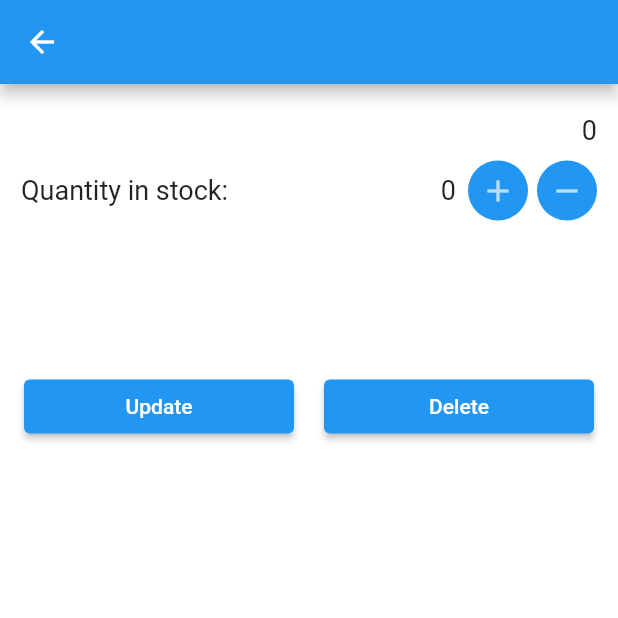
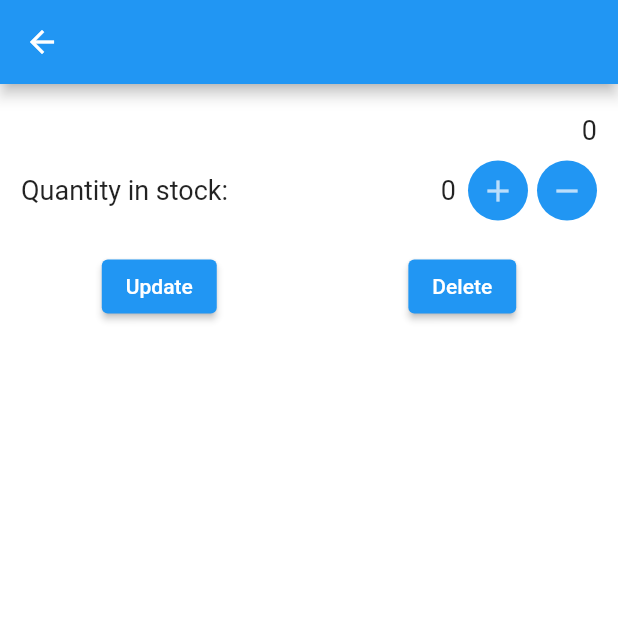
Before and after one commit to Prozest/ingredient_butler1, a Flutter app: the AdminViewMenuState screen opened directly with empty values, on a phone screen of 412 x 824 dp, the top half of it. Run offline on Flutter 3.47's test engine with Material 2 defaults, Android fonts, the light colour scheme and no system bars; our stand-ins replace cloud_firestore, email_validator, firebase_auth, firebase_core, firebase_database, get; accounts and stored records are empty.

Commit message:
second presentation

```diff
--- a/lib/admin/admin_view_menu_item.dart
+++ b/lib/admin/admin_view_menu_item.dart
@@ -103,10 +103,10 @@ class menuItemDetailsPage extends StatelessWidget {
               )
             ],
           ),
-          const SizedBox(height: 100),
+          const SizedBox(height: 20),
           SizedBox(
             width: double.infinity,
-            child: Row(mainAxisAlignment: MainAxisAlignment.center, children: [
+            child: Row(mainAxisAlignment: MainAxisAlignment.spaceEvenly, children: [
               updateButton(context),
               const SizedBox(
                 width: 20,
@@ -205,24 +205,19 @@ class menuItemDetailsPage extends StatelessWidget {
             icon: const Icon(Icons.remove)));
   }
 
-  SizedBox updateButton(BuildContext context) {
-    return SizedBox(
-      width: 180,
-      child: ElevatedButton(
+  Widget updateButton(BuildContext context) {
+    return ElevatedButton(
         onPressed: () {
           Navigator.push(
               context,
               MaterialPageRoute(
                   builder: (context) => AdminUpdateItemState(menuItem.id)));
         },
-          child: const Text("Update")),
-    );
+        child: const Text("Update"));
   }
 
-  SizedBox deleteButton(BuildContext context) {
-    return SizedBox(
-      width: 180,
-      child: ElevatedButton(
+  Widget deleteButton(BuildContext context) {
+    return ElevatedButton(
       onPressed: () {
         showDialog(
             context: context,
@@ -252,7 +247,6 @@ class menuItemDetailsPage extends StatelessWidget {
             });
       },
       child: const Text("Delete"),
-      ),
     );
   }
 }
```
Also changed, not shown: lib/admin/admin_page.dart (+5 -14 lines), lib/user/home_page.dart (+1 -11 lines), lib/user/view_menu_item.dart (+24 -3 lines). Lines whose indentation alone changed are shown as unchanged.
